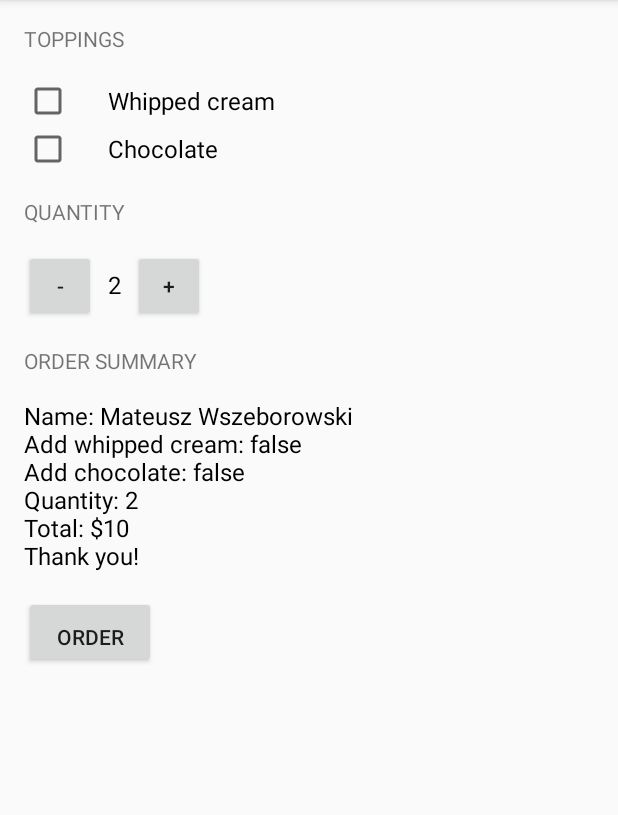
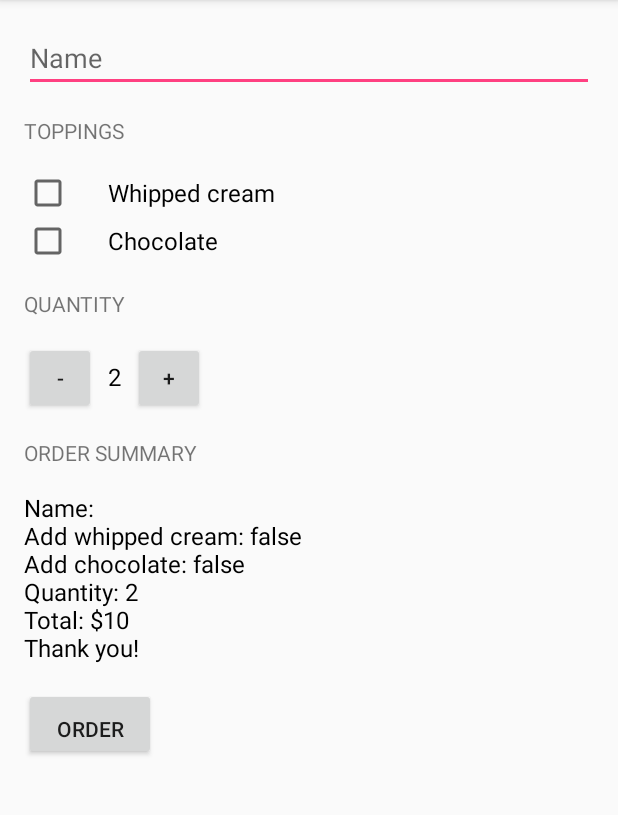
Before and after one commit to wszeborowskimateusz/JustJava, an Android app: the screen it shows after launch (MainActivity), after a tap on "ORDER", on a phone screen of 412 x 824 dp, the part 84-899 px from its top. Run offline under Robolectric (Android 15) with nearby library versions, the phone set to English and light mode, and no system bars.

Commit message:
Adding custom name field

```diff
--- a/app/src/main/java/com/example/android/justjava/MainActivity.java
+++ b/app/src/main/java/com/example/android/justjava/MainActivity.java
@@ -4,6 +4,7 @@ import android.os.Bundle;
 import android.support.v7.app.AppCompatActivity;
 import android.view.View;
 import android.widget.CheckBox;
+import android.widget.EditText;
 import android.widget.TextView;
 
 /**
@@ -16,6 +17,7 @@ public class MainActivity extends AppCompatActivity {
     private int pricePerCoffee = 5;
     private boolean hasWhippedCream = false;
     private boolean hasChocolate = false;
+    private String name = "";
 
     @Override
     protected void onCreate(Bundle savedInstanceState) {
@@ -32,6 +34,7 @@ public class MainActivity extends AppCompatActivity {
         int price = calculatePrice();
         hasWhippedCream = checkWhippedCreamCheckBox();
         hasChocolate = checkChocolateCheckBox();
+        name = readName();
         String msg = createOrderSummary(price);
         displayMassage(msg);
 
@@ -51,6 +54,13 @@ public class MainActivity extends AppCompatActivity {
     public boolean checkChocolateCheckBox(){
         CheckBox chocolate = (CheckBox) findViewById(R.id.chocolate_checkbox);
         return chocolate.isChecked();
+    }
+    /**
+     * @return the state of the chocolate checkobox (checked or unchecked)
+     */
+    public String readName(){
+        EditText name = (EditText) findViewById(R.id.name_edit_text);
+        return name.getText().toString();
     }
 
     /**
@@ -79,7 +89,7 @@ public class MainActivity extends AppCompatActivity {
      * @return summary text massage for an order
      */
     public String createOrderSummary(int price){
-        return "Name: Mateusz Wszeborowski" +
+        return "Name: "+ name +
                 "\nAdd whipped cream: "+hasWhippedCream+" " +
                 "\nAdd chocolate: "+hasChocolate+" " +
                 "\nQuantity: "+quantity+
--- a/app/src/main/res/layout/activity_main.xml
+++ b/app/src/main/res/layout/activity_main.xml
@@ -12,6 +12,12 @@
         android:orientation="vertical"
         android:padding="16dp">
 
+        <EditText
+            android:id="@+id/name_edit_text"
+            android:layout_width="match_parent"
+            android:layout_height="match_parent"
+            android:layout_marginBottom="16dp"
+            android:hint="Name"/>
         <TextView
             android:layout_width="wrap_content"
             android:layout_height="wrap_content"
```
